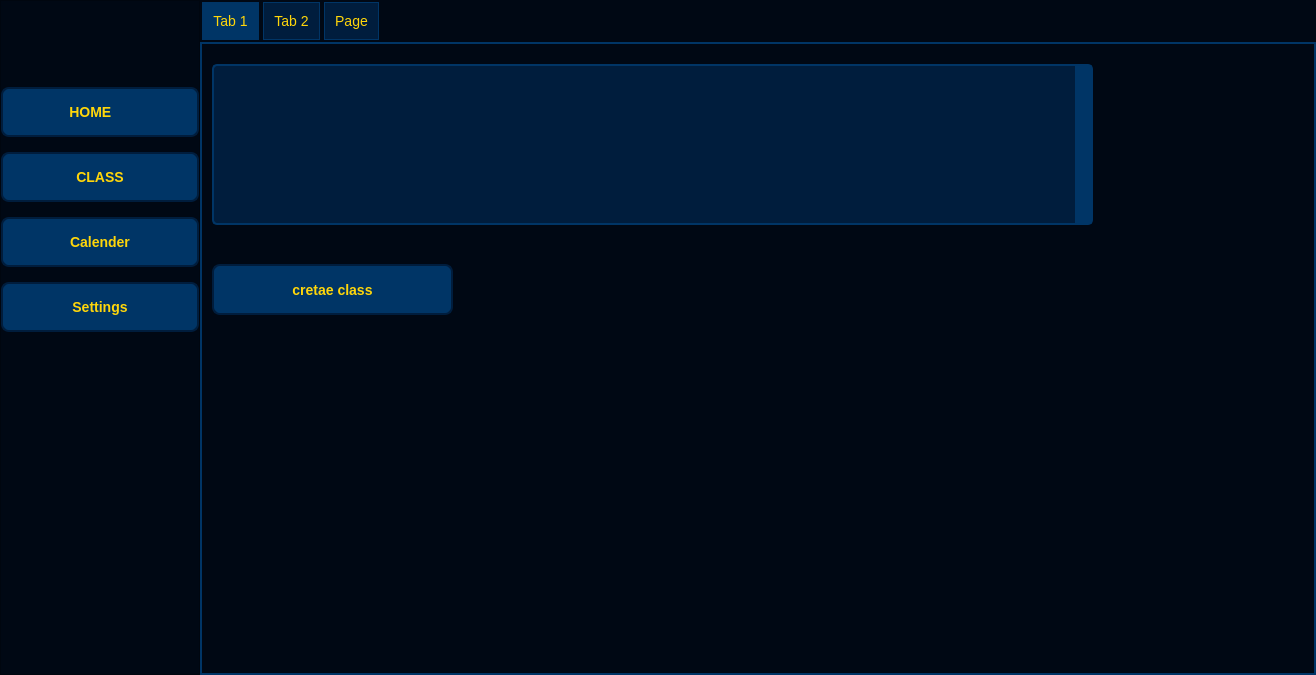
Before: the Qt Designer form form.ui in bouhaddagithub/ssms, drawn with Qt 5.
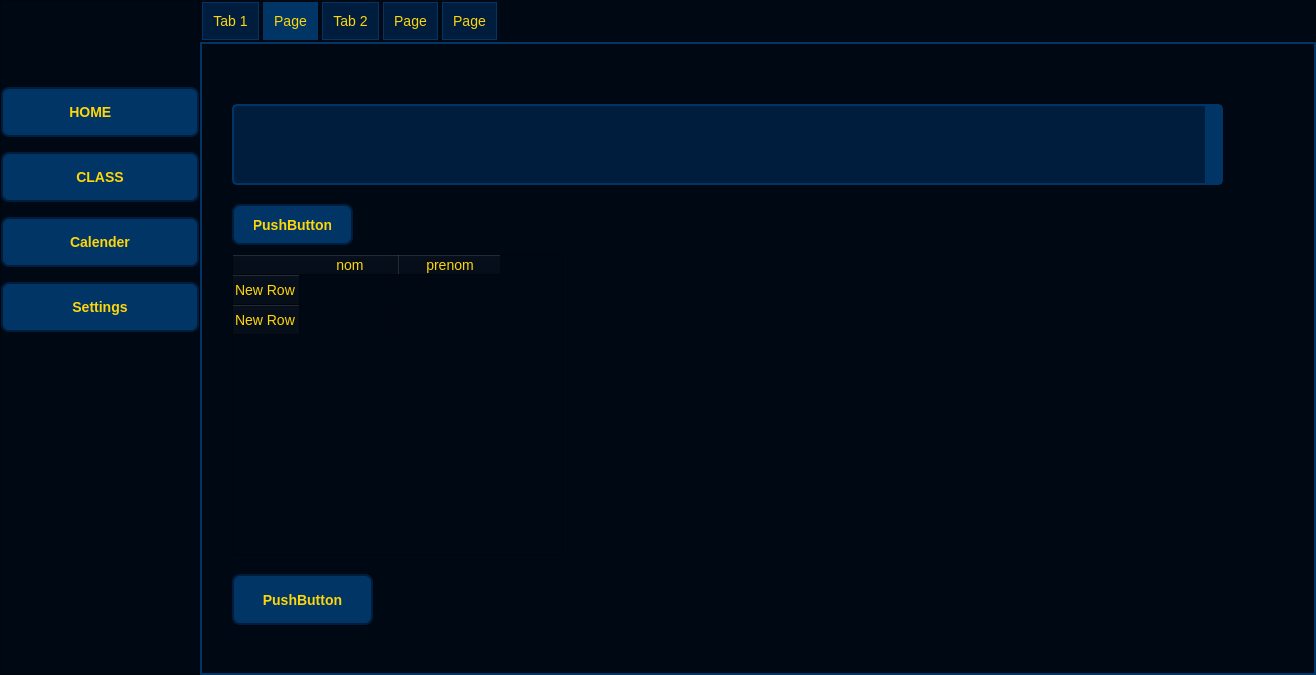
After: the same form once the commit is applied. Icons and pictures are not drawn.

Commit message: starting in the groupe design

Patch:
```diff
--- a/form.ui
+++ b/form.ui
@@ -193,7 +193,7 @@
 }
 </string>
   </property>
-  <layout class="QHBoxLayout" name="horizontalLayout" stretch="0,1">
+  <layout class="QHBoxLayout" name="horizontalLayout" stretch="0,0">
    <property name="spacing">
     <number>0</number>
    </property>
@@ -333,7 +333,7 @@
    <item>
     <widget class="QTabWidget" name="tabWidget">
      <property name="currentIndex">
-      <number>0</number>
+      <number>1</number>
      </property>
      <widget class="QWidget" name="tab">
       <attribute name="title">
@@ -363,6 +363,77 @@
        </property>
       </widget>
      </widget>
+     <widget class="QWidget" name="tab_4">
+      <attribute name="title">
+       <string>Page</string>
+      </attribute>
+      <widget class="QTableWidget" name="tableWidget">
+       <property name="geometry">
+        <rect>
+         <x>30</x>
+         <y>210</y>
+         <width>331</width>
+         <height>301</height>
+        </rect>
+       </property>
+       <row>
+        <property name="text">
+         <string>New Row</string>
+        </property>
+       </row>
+       <row>
+        <property name="text">
+         <string>New Row</string>
+        </property>
+       </row>
+       <column>
+        <property name="text">
+         <string>nom</string>
+        </property>
+       </column>
+       <column>
+        <property name="text">
+         <string>prenom</string>
+        </property>
+       </column>
+      </widget>
+      <widget class="QPushButton" name="pushButton">
+       <property name="geometry">
+        <rect>
+         <x>30</x>
+         <y>530</y>
+         <width>141</width>
+         <height>51</height>
+        </rect>
+       </property>
+       <property name="text">
+        <string>PushButton</string>
+       </property>
+      </widget>
+      <widget class="QPushButton" name="pushButton_2">
+       <property name="geometry">
+        <rect>
+         <x>30</x>
+         <y>160</y>
+         <width>121</width>
+         <height>41</height>
+        </rect>
+       </property>
+       <property name="text">
+        <string>PushButton</string>
+       </property>
+      </widget>
+      <widget class="QComboBox" name="comboBox">
+       <property name="geometry">
+        <rect>
+         <x>30</x>
+         <y>60</y>
+         <width>991</width>
+         <height>81</height>
+        </rect>
+       </property>
+      </widget>
+     </widget>
      <widget class="QWidget" name="tab_2">
       <attribute name="title">
        <string>Tab 2</string>
@@ -373,6 +444,11 @@
        <string>Page</string>
       </attribute>
      </widget>
+     <widget class="QWidget" name="tab_5">
+      <attribute name="title">
+       <string>Page</string>
+      </attribute>
+     </widget>
     </widget>
    </item>
   </layout>
```
The commit also changes 2 other files.
